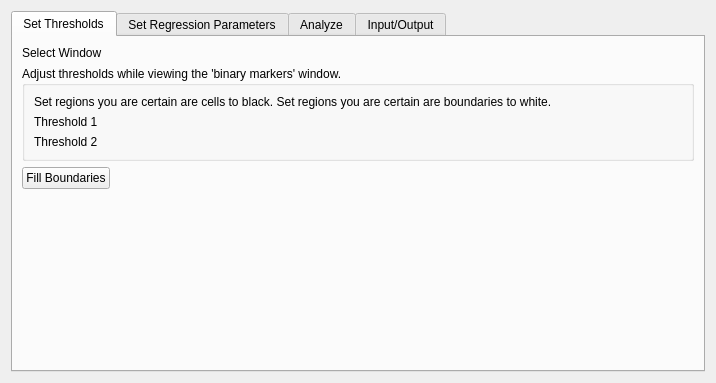
The window that myoquant.ui (Quantimus/quantimus) describes before a commit, drawn with Qt 5.
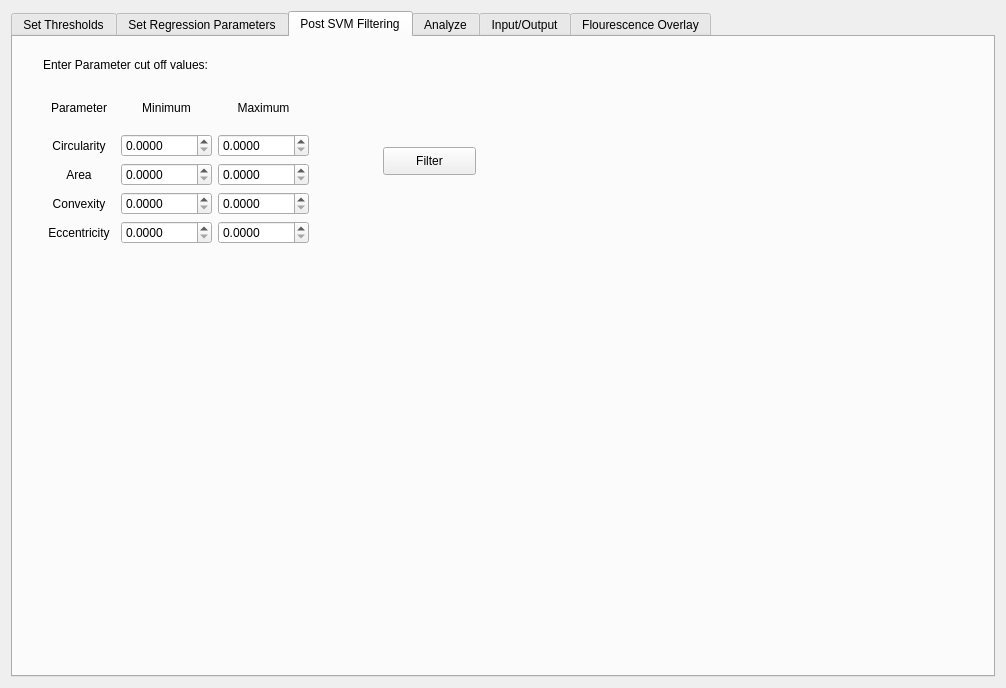
The same window after the commit. The open tabs and pages were chosen to show the change.

Diff of the .ui file:
```diff
--- a/myoquant.ui
+++ b/myoquant.ui
@@ -6,8 +6,8 @@
    <rect>
     <x>0</x>
     <y>0</y>
-    <width>716</width>
-    <height>383</height>
+    <width>1006</width>
+    <height>688</height>
    </rect>
   </property>
   <property name="windowTitle">
@@ -187,6 +187,223 @@
          </item>
         </layout>
        </widget>
+       <widget class="QWidget" name="tab">
+        <attribute name="title">
+         <string>Post SVM Filtering</string>
+        </attribute>
+        <widget class="QLabel" name="label_14">
+         <property name="geometry">
+          <rect>
+           <x>30</x>
+           <y>20</y>
+           <width>211</width>
+           <height>16</height>
+          </rect>
+         </property>
+         <property name="text">
+          <string>Enter Parameter cut off values:</string>
+         </property>
+        </widget>
+        <widget class="QWidget" name="gridLayoutWidget_2">
+         <property name="geometry">
+          <rect>
+           <x>30</x>
+           <y>50</y>
+           <width>266</width>
+           <height>157</height>
+          </rect>
+         </property>
+         <layout class="QGridLayout" name="gridLayout_19">
+          <item row="4" column="2">
+           <widget class="QDoubleSpinBox" name="max_eccentricity_SpinBox">
+            <property name="readOnly">
+             <bool>false</bool>
+            </property>
+            <property name="decimals">
+             <number>4</number>
+            </property>
+            <property name="maximum">
+             <double>10000.000000000000000</double>
+            </property>
+           </widget>
+          </item>
+          <item row="1" column="1">
+           <widget class="QDoubleSpinBox" name="min_circularity_SpinBox">
+            <property name="readOnly">
+             <bool>false</bool>
+            </property>
+            <property name="decimals">
+             <number>4</number>
+            </property>
+            <property name="maximum">
+             <double>10000.000000000000000</double>
+            </property>
+           </widget>
+          </item>
+          <item row="1" column="2">
+           <widget class="QDoubleSpinBox" name="max_circularity_SpinBox">
+            <property name="readOnly">
+             <bool>false</bool>
+            </property>
+            <property name="decimals">
+             <number>4</number>
+            </property>
+            <property name="maximum">
+             <double>10000.000000000000000</double>
+            </property>
+           </widget>
+          </item>
+          <item row="0" column="1">
+           <widget class="QLabel" name="label_15">
+            <property name="text">
+             <string>Minimum</string>
+            </property>
+            <property name="alignment">
+             <set>Qt::AlignCenter</set>
+            </property>
+           </widget>
+          </item>
+          <item row="0" column="2">
+           <widget class="QLabel" name="label_16">
+            <property name="text">
+             <string>Maximum</string>
+            </property>
+            <property name="alignment">
+             <set>Qt::AlignCenter</set>
+            </property>
+           </widget>
+          </item>
+          <item row="2" column="0">
+           <widget class="QLabel" name="label_18">
+            <property name="text">
+             <string>Area</string>
+            </property>
+            <property name="alignment">
+             <set>Qt::AlignCenter</set>
+            </property>
+           </widget>
+          </item>
+          <item row="3" column="1">
+           <widget class="QDoubleSpinBox" name="min_convexity_SpinBox">
+            <property name="readOnly">
+             <bool>false</bool>
+            </property>
+            <property name="decimals">
+             <number>4</number>
+            </property>
+            <property name="maximum">
+             <double>10000.000000000000000</double>
+            </property>
+           </widget>
+          </item>
+          <item row="3" column="0">
+           <widget class="QLabel" name="label_19">
+            <property name="text">
+             <string>Convexity</string>
+            </property>
+            <property name="alignment">
+             <set>Qt::AlignCenter</set>
+            </property>
+           </widget>
+          </item>
+          <item row="2" column="2">
+           <widget class="QDoubleSpinBox" name="max_area_SpinBox">
+            <property name="readOnly">
+             <bool>false</bool>
+            </property>
+            <property name="decimals">
+             <number>4</number>
+            </property>
+            <property name="maximum">
+             <double>10000.000000000000000</double>
+            </property>
+           </widget>
+          </item>
+          <item row="2" column="1">
+           <widget class="QDoubleSpinBox" name="min_area_SpinBox">
+            <property name="readOnly">
+             <bool>false</bool>
+            </property>
+            <property name="decimals">
+             <number>4</number>
+            </property>
+            <property name="maximum">
+             <double>10000.000000000000000</double>
+            </property>
+           </widget>
+          </item>
+          <item row="4" column="0">
+           <widget class="QLabel" name="label_20">
+            <property name="text">
+             <string>Eccentricity</string>
+            </property>
+            <property name="alignment">
+             <set>Qt::AlignCenter</set>
+            </property>
+           </widget>
+          </item>
+          <item row="3" column="2">
+           <widget class="QDoubleSpinBox" name="max_convexity_SpinBox">
+            <property name="readOnly">
+             <bool>false</bool>
+            </property>
+            <property name="decimals">
+             <number>4</number>
+            </property>
+            <property name="maximum">
+             <double>10000.000000000000000</double>
+            </property>
+           </widget>
+          </item>
+          <item row="0" column="0">
+           <widget class="QLabel" name="label_21">
+            <property name="text">
+             <string>Parameter</string>
+            </property>
+            <property name="alignment">
+             <set>Qt::AlignCenter</set>
+            </property>
+           </widget>
+          </item>
+          <item row="4" column="1">
+           <widget class="QDoubleSpinBox" name="min_eccentricity_SpinBox">
+            <property name="readOnly">
+             <bool>false</bool>
+            </property>
+            <property name="decimals">
+             <number>4</number>
+            </property>
+            <property name="maximum">
+             <double>10000.000000000000000</double>
+            </property>
+           </widget>
+          </item>
+          <item row="1" column="0">
+           <widget class="QLabel" name="label_17">
+            <property name="text">
+             <string>Circularity</string>
+            </property>
+            <property name="alignment">
+             <set>Qt::AlignCenter</set>
+            </property>
+           </widget>
+          </item>
+         </layout>
+        </widget>
+        <widget class="QPushButton" name="manual_filter_button">
+         <property name="geometry">
+          <rect>
+           <x>370</x>
+           <y>110</y>
+           <width>93</width>
+           <height>28</height>
+          </rect>
+         </property>
+         <property name="text">
+          <string>Filter</string>
+         </property>
+        </widget>
+       </widget>
        <widget class="QWidget" name="analyze_tab">
         <attribute name="title">
          <string>Analyze</string>
@@ -454,6 +671,72 @@
          </layout>
         </widget>
        </widget>
+       <widget class="QWidget" name="tab_5">
+        <attribute name="title">
+         <string>Flourescence Overlay</string>
+        </attribute>
+        <widget class="QWidget" name="gridLayoutWidget_3">
+         <property name="geometry">
+          <rect>
+           <x>20</x>
+           <y>30</y>
+           <width>381</width>
+           <height>51</height>
+          </rect>
+         </property>
+         <layout class="QGridLayout" name="gridLayout_test"/>
+        </widget>
+        <widget class="QLabel" name="label_22">
+         <property name="geometry">
+          <rect>
+           <x>20</x>
+           <y>10</y>
+           <width>391</width>
+           <height>16</height>
+          </rect>
+         </property>
+         <property name="text">
+          <string>Select classifier image of interest to mesaure overlay intensity on</string>
+         </property>
+        </widget>
+        <widget class="QWidget" name="gridLayoutWidget_4">
+         <property name="geometry">
+          <rect>
+           <x>20</x>
+           <y>110</y>
+           <width>901</width>
+           <height>501</height>
+          </rect>
+         </property>
+         <layout class="QGridLayout" name="gridLayout_flr_img"/>
+        </widget>
+        <widget class="QPushButton" name="save_flr_button">
+         <property name="geometry">
+          <rect>
+           <x>640</x>
+           <y>60</y>
+           <width>93</width>
+           <height>28</height>
+          </rect>
+         </property>
+         <property name="text">
+          <string>Save Flr Data</string>
+         </property>
+        </widget>
+        <widget class="QLabel" name="label_23">
+         <property name="geometry">
+          <rect>
+           <x>510</x>
+           <y>40</y>
+           <width>391</width>
+           <height>16</height>
+          </rect>
+         </property>
+         <property name="text">
+          <string>Save button that also outputs roi_sattes. Used for overlay validation</string>
+         </property>
+        </widget>
+       </widget>
       </widget>
      </item>
     </layout>
```
Left out of the diff: 221 changed lines with no effect on the pictures.
